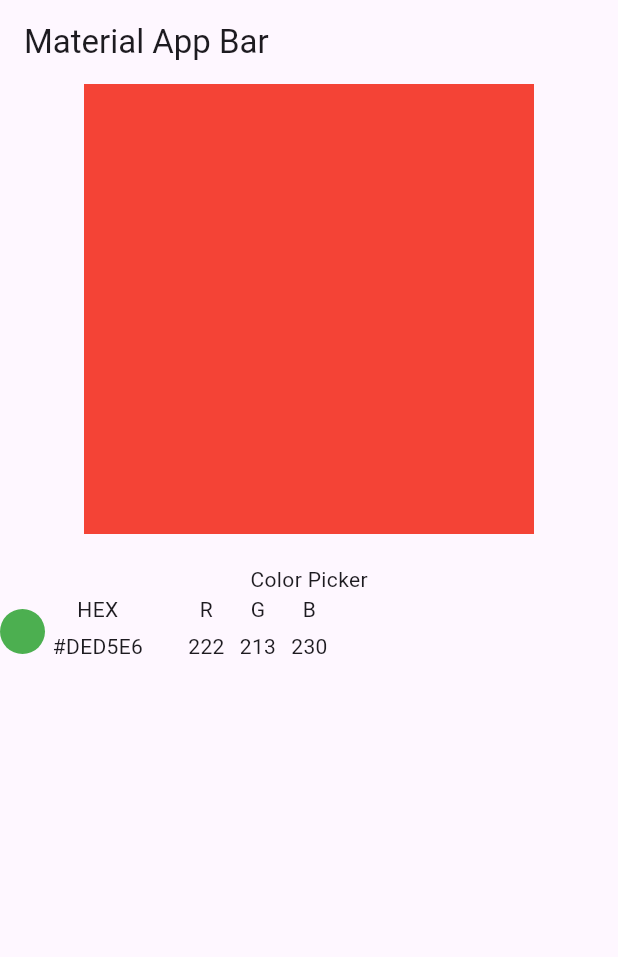
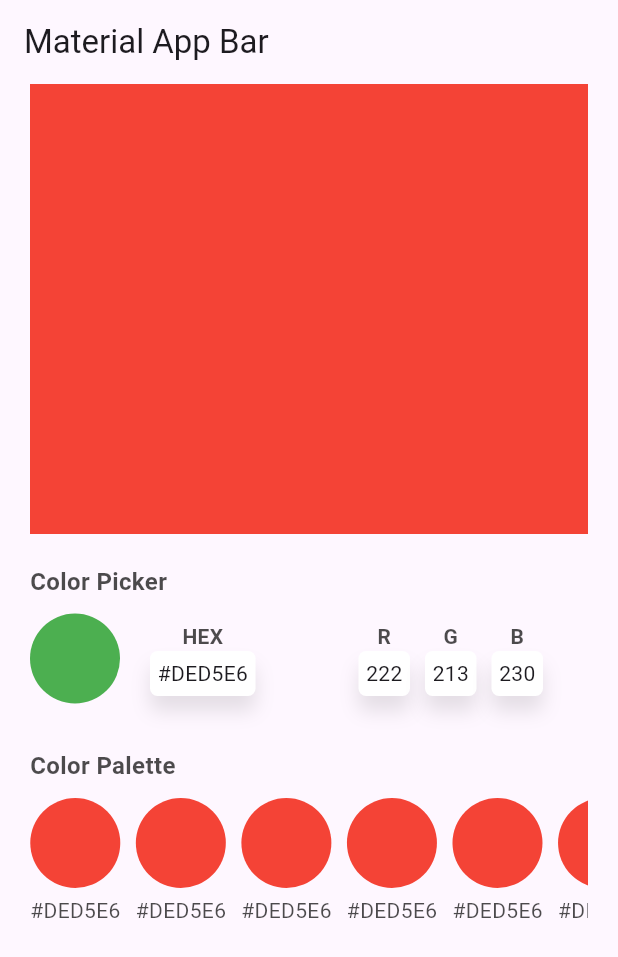
Before and after one commit to DarienRomero/flutter_color_palette, a Flutter app: the screen it shows after launch, on a phone screen of 412 x 824 dp. Shown: the top 957 px of the screen. Run offline on Flutter 3.47's test engine with Material 3 defaults, Android fonts, the phone set to English and light mode, and no system bars.

Commit message:
feat: ui advance

```diff
--- a/lib/flutter_color_palette.dart
+++ b/lib/flutter_color_palette.dart
@@ -1,6 +1,7 @@
 library flutter_color_palette;
 
 import 'package:flutter/material.dart';
+import 'package:flutter_color_palette/widgets/data_indicator.dart';
 
 class FlutterColorPalette extends StatefulWidget {
   const FlutterColorPalette({super.key});
@@ -12,71 +13,100 @@ class FlutterColorPalette extends StatefulWidget {
 class _FlutterColorPaletteState extends State<FlutterColorPalette> {
   @override
   Widget build(BuildContext context) {
-    return Column(
+    return Container(
+      padding: const EdgeInsets.symmetric(
+        horizontal: 20
+      ),
+      child: Column(
         children: [
           Container(
-          width: 300,
             height: 300,
             color: Colors.red,
           ),
           Container(height: 20),
           Column(
+            crossAxisAlignment: CrossAxisAlignment.start,
             children: [
-            const Text("Color Picker"),
+              Text("Color Picker", style: TextStyle(
+                fontSize: 16,
+                fontWeight: FontWeight.bold,
+                color: Colors.black.withOpacity(0.7)
+              )),
+              Container(height: 10),
               Row(
+                crossAxisAlignment: CrossAxisAlignment.center,
+                mainAxisSize: MainAxisSize.max,
                 children: [
                   Container(
-                  width: 30,
-                  height: 30,
+                    width: 60,
+                    height: 60,
                     decoration: const BoxDecoration(
                       shape: BoxShape.circle,
                       color: Colors.green
                     ),
                   ),
-                Column(
+                  Container(width: 20),
+                  Expanded(
+                    child: Row(
+                      mainAxisSize: MainAxisSize.max,
+                      mainAxisAlignment: MainAxisAlignment.spaceBetween,
                       children: [
-                    Text("HEX"),
-                    Container(
-                      padding: EdgeInsets.all(5),
-                      child: Text("#DED5E6"),
+                        const DataIndicator(title: "HEX", value: "#DED5E6"),
+                        Row(
+                          children: [
+                            const DataIndicator(title: "R", value: "222"),
+                            Container(width: 10),
+                            const DataIndicator(title: "G", value: "213"),
+                            Container(width: 10),
+                            const DataIndicator(title: "B", value: "230"),
+                          ],
                         ),
                       ],
                     ),
-                Container(
-                  width: 20,
                   ),
-                Column(
-                  children: [
-                    Text("R"),
-                    Container(
-                      padding: EdgeInsets.all(5),
-                      child: Text("222"),
-                    ),
+                  Container(width: 30),
                 ],
               ),
-                Column(
+              Container(height: 30),
+              Text("Color Palette", style: TextStyle(
+                fontSize: 16,
+                fontWeight: FontWeight.bold,
+                color: Colors.black.withOpacity(0.7)
+              )),
+              Container(height: 10),
+              SizedBox(
+                height: 100,
+                child: ListView.separated(
+                  scrollDirection: Axis.horizontal,
+                  itemCount: 10,
+                  itemBuilder: (context, index) {
+                    return Column(
                       children: [
-                    Text("G"),
                         Container(
-                      padding: EdgeInsets.all(5),
-                      child: Text("213"),
+                          width: 60,
+                          height: 60,
+                          decoration: const BoxDecoration(
+                            color: Colors.red,
+                            shape: BoxShape.circle
                           ),
+                        ),
+                        Container(height: 5),
+                        Text("#DED5E6", style: TextStyle(
+                          fontSize: 14,
+                          color: Colors.black.withOpacity(0.7)
+                        )),
                       ],
+                    );
+                  },
+                  separatorBuilder: (context, index) {
+                    return Container(width: 10);
+                  },
                 ),
-                Column(
-                  children: [
-                    Text("B"),
-                    Container(
-                      padding: EdgeInsets.all(5),
-                      child: Text("230"),
-                    ),
-                  ],
-                ),
-              ],
               )
             ],
           )
         ],
+      ),
     );
   }
 }
--- /dev/null
+++ b/lib/widgets/data_indicator.dart
@@ -0,0 +1,40 @@
+import 'package:flutter/material.dart';
+
+class DataIndicator extends StatelessWidget {
+  final String title;
+  final String value;
+
+  const DataIndicator({
+    super.key,
+    required this.title,
+    required this.value
+  });
+
+  @override
+  Widget build(BuildContext context) {
+    return Column(
+      children: [
+        Text(title, style: TextStyle(
+          fontSize: 14,
+          fontWeight: FontWeight.bold,
+          color: Colors.black.withOpacity(0.7)
+        )),
+        Container(
+          decoration: BoxDecoration(
+            boxShadow: [
+              BoxShadow(
+                color: Colors.black.withOpacity(0.1),
+                blurRadius: 10,
+                offset: const Offset(0, 10)
+              )
+            ],
+            color: Colors.white,
+            borderRadius: BorderRadius.circular(5)
+          ),
+          padding: const EdgeInsets.all(5),
+          child: Text(value),
+        ),
+      ],
+    );
+  }
+}
--- a/pubspec.yaml
+++ b/pubspec.yaml
@@ -10,6 +10,7 @@ environment:
 dependencies:
   flutter:
     sdk: flutter
+  image: ^4.5.4
 
 dev_dependencies:
   flutter_test:
```
Also changed, not shown: lib/color_frequency.dart (added, +71 -0 lines), lib/widgets/color_item.dart (added, +29 -0 lines). Lines whose indentation alone changed are shown as unchanged.
